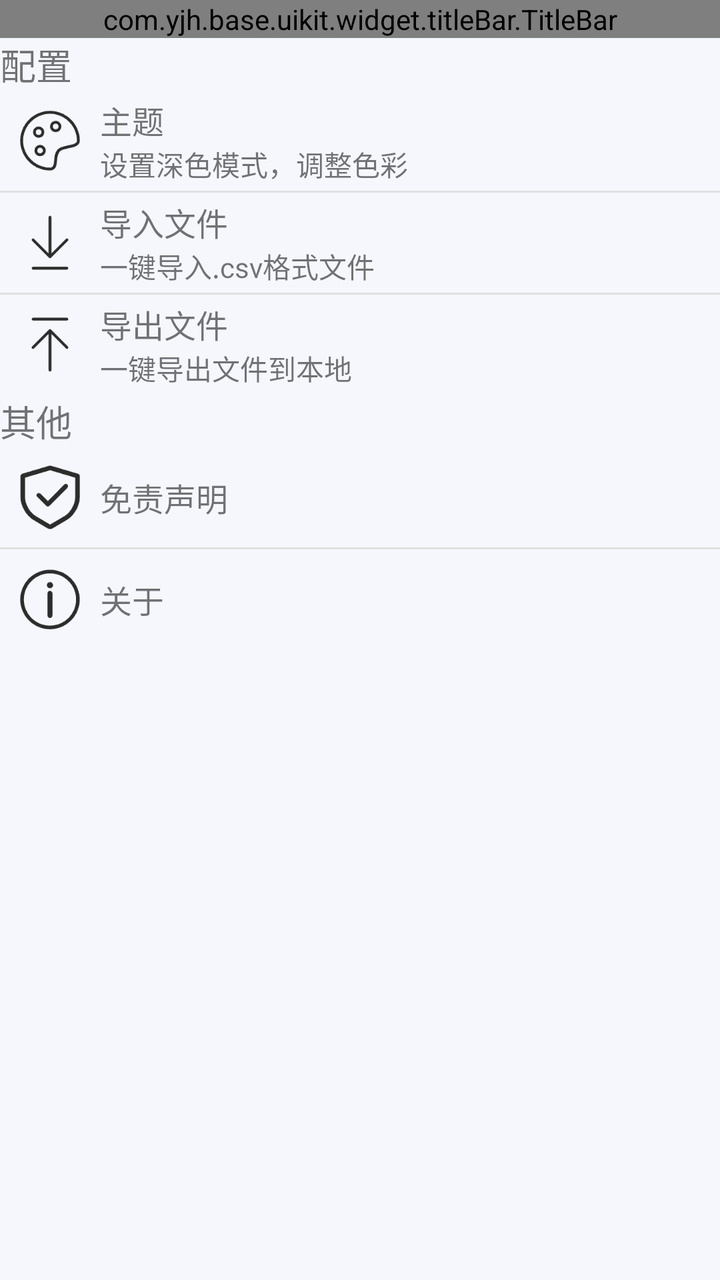
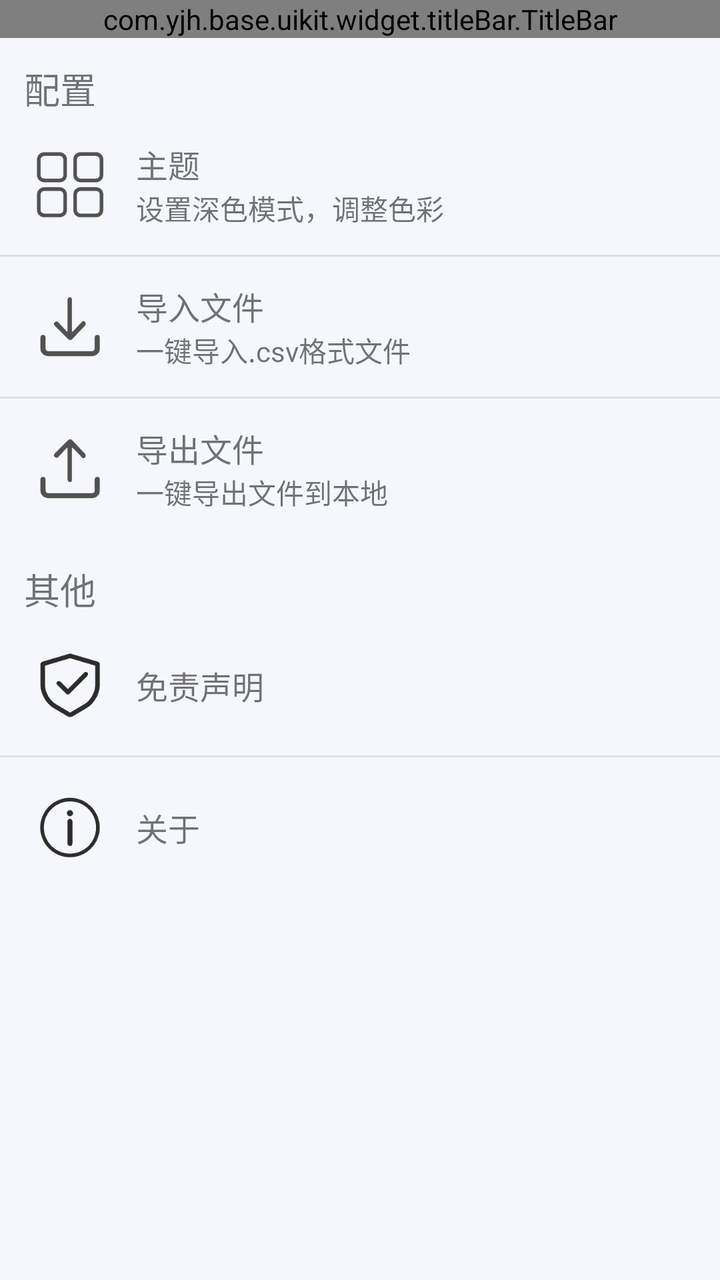

Before-and-after screenshots of an Android layout around one commit, followed by the original layout XML and the change that was made.
<!-- AndroidManifest.xml: application theme Theme.Base -->
<!-- res/layout/ac_setting.xml -->
<?xml version="1.0" encoding="utf-8"?>
<androidx.constraintlayout.widget.ConstraintLayout xmlns:android="http://schemas.android.com/apk/res/android"
    xmlns:app="http://schemas.android.com/apk/res-auto"
    android:layout_width="match_parent"
    android:layout_height="match_parent"
    android:background="@color/grey_backGround">

    <com.yjh.base.uikit.widget.titleBar.TitleBar
        android:id="@+id/title_bar"
        android:layout_width="0dp"
        android:layout_height="wrap_content"
        android:background="@color/grey_backGround"
        app:layout_constraintEnd_toEndOf="parent"
        app:layout_constraintStart_toStartOf="parent"
        app:layout_constraintTop_toTopOf="parent" />

    <TextView
        android:id="@+id/tv_title_01"
        android:layout_width="match_parent"
        android:layout_height="wrap_content"
        android:text="配置"
        android:textSize="18dp"
        app:layout_constraintTop_toBottomOf="@id/title_bar"/>

    <androidx.constraintlayout.widget.ConstraintLayout
        android:id="@+id/cl_01"
        android:layout_width="match_parent"
        android:layout_height="wrap_content"
        android:clickable="true"
        android:focusable="true"
        android:background="?attr/selectableItemBackground"
        app:layout_constraintTop_toBottomOf="@id/tv_title_01"
        app:layout_constraintStart_toStartOf="parent">

        <ImageView
            android:id="@+id/iv_01"
            android:layout_width="50dp"
            android:layout_height="50dp"
            android:padding="8dp"
            android:src="@drawable/pic_setting_theme"
            app:layout_constraintStart_toStartOf="parent"
            app:layout_constraintTop_toTopOf="parent"/>

        <TextView
            android:id="@+id/tv_main_01"
            android:layout_width="wrap_content"
            android:layout_height="wrap_content"
            android:text="主题"
            android:textSize="16dp"
            app:layout_constraintStart_toEndOf="@id/iv_01"
            app:layout_constraintBottom_toTopOf="@id/tv_01"
            app:layout_constraintTop_toTopOf="parent"
            app:layout_constraintVertical_chainStyle="packed"/>

        <TextView
            android:id="@+id/tv_01"
            android:layout_width="wrap_content"
            android:layout_height="wrap_content"
            android:text="设置深色模式，调整色彩"
            app:layout_constraintStart_toEndOf="@id/iv_01"
            app:layout_constraintBottom_toBottomOf="@id/iv_01"
            app:layout_constraintTop_toBottomOf="@id/tv_main_01"/>


    </androidx.constraintlayout.widget.ConstraintLayout>

    <View
        android:id="@+id/v_01"
        android:layout_width="match_parent"
        android:layout_height="1dp"
        android:background="#E0E0E0"
        app:layout_constraintTop_toBottomOf="@id/cl_01"/>

    <androidx.constraintlayout.widget.ConstraintLayout
        android:id="@+id/cl_02"
        android:layout_width="match_parent"
        android:layout_height="wrap_content"
        app:layout_constraintTop_toBottomOf="@id/v_01"
        app:layout_constraintStart_toStartOf="parent">

        <ImageView
            android:id="@+id/iv_02"
            android:layout_width="50dp"
            android:layout_height="50dp"
            android:padding="8dp"
            android:src="@drawable/pic_setting_import"
            app:layout_constraintStart_toStartOf="parent"
            app:layout_constraintTop_toTopOf="parent"/>

        <TextView
            android:id="@+id/tv_main_02"
            android:layout_width="wrap_content"
            android:layout_height="wrap_content"
            android:text="导入文件"
            android:textSize="16dp"
            app:layout_constraintVertical_chainStyle="packed"
            app:layout_constraintStart_toEndOf="@id/iv_02"
            app:layout_constraintBottom_toTopOf="@id/tv_02"
            app:layout_constraintTop_toTopOf="parent" />

        <TextView
            android:id="@+id/tv_02"
            android:layout_width="wrap_content"
            android:layout_height="wrap_content"
            android:text="一键导入.csv格式文件"
            app:layout_constraintStart_toEndOf="@id/iv_02"
            app:layout_constraintBottom_toBottomOf="@id/iv_02"
            app:layout_constraintTop_toBottomOf="@id/tv_main_02"/>


    </androidx.constraintlayout.widget.ConstraintLayout>

    <View
        android:id="@+id/v_02"
        android:layout_width="match_parent"
        android:layout_height="1dp"
        android:background="#E0E0E0"
        app:layout_constraintTop_toBottomOf="@id/cl_02"/>

    <androidx.constraintlayout.widget.ConstraintLayout
        android:id="@+id/cl_03"
        android:layout_width="match_parent"
        android:layout_height="wrap_content"
        app:layout_constraintTop_toBottomOf="@id/v_02"
        app:layout_constraintStart_toStartOf="parent">

        <ImageView
            android:id="@+id/iv_03"
            android:layout_width="50dp"
            android:layout_height="50dp"
            android:padding="8dp"
            android:src="@drawable/pic_setting_export"
            app:layout_constraintStart_toStartOf="parent"
            app:layout_constraintTop_toTopOf="parent"/>

        <TextView
            android:id="@+id/tv_main_03"
            android:layout_width="wrap_content"
            android:layout_height="wrap_content"
            android:text="导出文件"
            android:textSize="16dp"
            app:layout_constraintStart_toEndOf="@id/iv_03"
            app:layout_constraintVertical_chainStyle="packed"
            app:layout_constraintBottom_toTopOf="@id/tv_03"
            app:layout_constraintTop_toTopOf="parent" />

        <TextView
            android:id="@+id/tv_03"
            android:layout_width="wrap_content"
            android:layout_height="wrap_content"
            android:text="一键导出文件到本地"
            app:layout_constraintStart_toEndOf="@id/iv_03"
            app:layout_constraintTop_toBottomOf="@id/tv_main_03"
            app:layout_constraintBottom_toBottomOf="@id/iv_03"/>


    </androidx.constraintlayout.widget.ConstraintLayout>

    <TextView
        android:id="@+id/tv_title_02"
        android:layout_width="match_parent"
        android:layout_height="wrap_content"
        android:text="其他"
        android:textSize="18dp"
        app:layout_constraintTop_toBottomOf="@id/cl_03"/>

    <androidx.constraintlayout.widget.ConstraintLayout
        android:id="@+id/cl_04"
        android:layout_width="match_parent"
        android:layout_height="wrap_content"
        app:layout_constraintTop_toBottomOf="@id/tv_title_02"
        app:layout_constraintStart_toStartOf="parent">

        <ImageView
            android:id="@+id/iv_04"
            android:layout_width="50dp"
            android:layout_height="50dp"
            android:padding="8dp"
            android:src="@drawable/pic_setting_disclaimers"
            app:layout_constraintStart_toStartOf="parent"
            app:layout_constraintTop_toTopOf="parent"/>

        <TextView
            android:id="@+id/tv_main_04"
            android:layout_width="wrap_content"
            android:layout_height="wrap_content"
            android:text="免责声明"
            android:textSize="16dp"
            app:layout_constraintStart_toEndOf="@id/iv_04"
            app:layout_constraintBottom_toBottomOf="@id/iv_04"
            app:layout_constraintTop_toTopOf="parent" />


    </androidx.constraintlayout.widget.ConstraintLayout>

    <View
        android:id="@+id/v_04"
        android:layout_width="match_parent"
        android:layout_height="1dp"
        android:background="#E0E0E0"
        app:layout_constraintTop_toBottomOf="@id/cl_04"/>

    <androidx.constraintlayout.widget.ConstraintLayout
        android:id="@+id/cl_05"
        android:layout_width="match_parent"
        android:layout_height="wrap_content"
        app:layout_constraintTop_toBottomOf="@id/v_04"
        app:layout_constraintStart_toStartOf="parent">

        <ImageView
            android:id="@+id/iv_05"
            android:layout_width="50dp"
            android:layout_height="50dp"
            android:padding="8dp"
            android:src="@drawable/pic_setting_about_us"
            app:layout_constraintStart_toStartOf="parent"
            app:layout_constraintTop_toTopOf="parent"/>

        <TextView
            android:id="@+id/tv_main_05"
            android:layout_width="wrap_content"
            android:layout_height="wrap_content"
            android:text="关于"
            android:textSize="16dp"
            app:layout_constraintStart_toEndOf="@id/iv_05"
            app:layout_constraintTop_toTopOf="parent"
            app:layout_constraintBottom_toBottomOf="@id/iv_05"/>


    </androidx.constraintlayout.widget.ConstraintLayout>


</androidx.constraintlayout.widget.ConstraintLayout>
<!-- resources referenced by this layout -->
<resources>
  <color name="grey_backGround">#f5f7fd</color>
  <!-- drawable pic_setting_about_us: png bitmap (drawable, 3036 bytes) -->
  <!-- drawable pic_setting_disclaimers: png bitmap (drawable, 2892 bytes) -->
  <!-- drawable pic_setting_export: png bitmap (drawable, 1207 bytes) -->
  <!-- drawable pic_setting_import: png bitmap (drawable, 1276 bytes) -->
  <!-- drawable pic_setting_theme: png bitmap (drawable, 3843 bytes) -->
  <style name="Theme.Base" parent="Theme.MaterialComponents.Light.NoActionBar.Bridge">
  
          <item name="android:statusBarColor">@android:color/transparent</item>
          <item name="android:windowLightStatusBar">true</item>
      </style>
</resources>

<!-- the commit's change to res/layout/ac_setting.xml (unified diff, before → after) -->
@@ -20,6 +20,7 @@
         android:layout_height="wrap_content"
         android:text="配置"
         android:textSize="18dp"
+        android:layout_margin="12dp"
         app:layout_constraintTop_toBottomOf="@id/title_bar"/>
 
     <androidx.constraintlayout.widget.ConstraintLayout
@@ -28,6 +29,7 @@
         android:layout_height="wrap_content"
         android:clickable="true"
         android:focusable="true"
+        android:padding="10dp"
         android:background="?attr/selectableItemBackground"
         app:layout_constraintTop_toBottomOf="@id/tv_title_01"
         app:layout_constraintStart_toStartOf="parent">
@@ -47,6 +49,7 @@
             android:layout_height="wrap_content"
             android:text="主题"
             android:textSize="16dp"
+            android:layout_marginStart="8dp"
             app:layout_constraintStart_toEndOf="@id/iv_01"
             app:layout_constraintBottom_toTopOf="@id/tv_01"
             app:layout_constraintTop_toTopOf="parent"
@@ -57,6 +60,7 @@
             android:layout_width="wrap_content"
             android:layout_height="wrap_content"
             android:text="设置深色模式，调整色彩"
+            android:layout_marginStart="8dp"
             app:layout_constraintStart_toEndOf="@id/iv_01"
             app:layout_constraintBottom_toBottomOf="@id/iv_01"
             app:layout_constraintTop_toBottomOf="@id/tv_main_01"/>
@@ -73,6 +77,7 @@
 
     <androidx.constraintlayout.widget.ConstraintLayout
         android:id="@+id/cl_02"
+        android:padding="10dp"
         android:layout_width="match_parent"
         android:layout_height="wrap_content"
         app:layout_constraintTop_toBottomOf="@id/v_01"
@@ -82,7 +87,7 @@
             android:id="@+id/iv_02"
             android:layout_width="50dp"
             android:layout_height="50dp"
-            android:padding="8dp"
+            android:padding="10dp"
             android:src="@drawable/pic_setting_import"
             app:layout_constraintStart_toStartOf="parent"
             app:layout_constraintTop_toTopOf="parent"/>
@@ -93,6 +98,7 @@
             android:layout_height="wrap_content"
             android:text="导入文件"
             android:textSize="16dp"
+            android:layout_marginStart="8dp"
             app:layout_constraintVertical_chainStyle="packed"
             app:layout_constraintStart_toEndOf="@id/iv_02"
             app:layout_constraintBottom_toTopOf="@id/tv_02"
@@ -103,6 +109,7 @@
             android:layout_width="wrap_content"
             android:layout_height="wrap_content"
             android:text="一键导入.csv格式文件"
+            android:layout_marginStart="8dp"
             app:layout_constraintStart_toEndOf="@id/iv_02"
             app:layout_constraintBottom_toBottomOf="@id/iv_02"
             app:layout_constraintTop_toBottomOf="@id/tv_main_02"/>
@@ -119,6 +126,7 @@
 
     <androidx.constraintlayout.widget.ConstraintLayout
         android:id="@+id/cl_03"
+        android:padding="10dp"
         android:layout_width="match_parent"
         android:layout_height="wrap_content"
         app:layout_constraintTop_toBottomOf="@id/v_02"
@@ -128,7 +136,7 @@
             android:id="@+id/iv_03"
             android:layout_width="50dp"
             android:layout_height="50dp"
-            android:padding="8dp"
+            android:padding="10dp"
             android:src="@drawable/pic_setting_export"
             app:layout_constraintStart_toStartOf="parent"
             app:layout_constraintTop_toTopOf="parent"/>
@@ -139,6 +147,7 @@
             android:layout_height="wrap_content"
             android:text="导出文件"
             android:textSize="16dp"
+            android:layout_marginStart="8dp"
             app:layout_constraintStart_toEndOf="@id/iv_03"
             app:layout_constraintVertical_chainStyle="packed"
             app:layout_constraintBottom_toTopOf="@id/tv_03"
@@ -149,6 +158,7 @@
             android:layout_width="wrap_content"
             android:layout_height="wrap_content"
             android:text="一键导出文件到本地"
+            android:layout_marginStart="8dp"
             app:layout_constraintStart_toEndOf="@id/iv_03"
             app:layout_constraintTop_toBottomOf="@id/tv_main_03"
             app:layout_constraintBottom_toBottomOf="@id/iv_03"/>
@@ -162,10 +172,12 @@
         android:layout_height="wrap_content"
         android:text="其他"
         android:textSize="18dp"
+        android:layout_margin="12dp"
         app:layout_constraintTop_toBottomOf="@id/cl_03"/>
 
     <androidx.constraintlayout.widget.ConstraintLayout
         android:id="@+id/cl_04"
+        android:padding="10dp"
         android:layout_width="match_parent"
         android:layout_height="wrap_content"
         app:layout_constraintTop_toBottomOf="@id/tv_title_02"
@@ -186,6 +198,7 @@
             android:layout_height="wrap_content"
             android:text="免责声明"
             android:textSize="16dp"
+            android:layout_marginStart="8dp"
             app:layout_constraintStart_toEndOf="@id/iv_04"
             app:layout_constraintBottom_toBottomOf="@id/iv_04"
             app:layout_constraintTop_toTopOf="parent" />
@@ -202,6 +215,7 @@
 
     <androidx.constraintlayout.widget.ConstraintLayout
         android:id="@+id/cl_05"
+        android:padding="10dp"
         android:layout_width="match_parent"
         android:layout_height="wrap_content"
         app:layout_constraintTop_toBottomOf="@id/v_04"
@@ -222,6 +236,7 @@
             android:layout_height="wrap_content"
             android:text="关于"
             android:textSize="16dp"
+            android:layout_marginStart="8dp"
             app:layout_constraintStart_toEndOf="@id/iv_05"
             app:layout_constraintTop_toTopOf="parent"
             app:layout_constraintBottom_toBottomOf="@id/iv_05"/>
<!-- resource entries referenced after the edit -->
@@ -3,9 +3,9 @@
   <color name="grey_backGround">#f5f7fd</color>
   <!-- drawable pic_setting_about_us: png bitmap (drawable, 3036 bytes) -->
   <!-- drawable pic_setting_disclaimers: png bitmap (drawable, 2892 bytes) -->
-  <!-- drawable pic_setting_export: png bitmap (drawable, 1207 bytes) -->
-  <!-- drawable pic_setting_import: png bitmap (drawable, 1276 bytes) -->
-  <!-- drawable pic_setting_theme: png bitmap (drawable, 3843 bytes) -->
+  <!-- drawable pic_setting_export: png bitmap (drawable, 1919 bytes) -->
+  <!-- drawable pic_setting_import: png bitmap (drawable, 1894 bytes) -->
+  <!-- drawable pic_setting_theme: png bitmap (drawable, 2733 bytes) -->
   <style name="Theme.Base" parent="Theme.MaterialComponents.Light.NoActionBar.Bridge">
   
           <item name="android:statusBarColor">@android:color/transparent</item>
